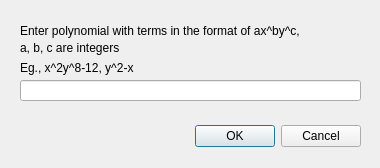
Above: Arrangement_on_surface_2/demo/Arrangement_on_surface_2/AlgebraicCurveInputDialog.ui from CGAL/cgal before the change. Below: the same form after it.
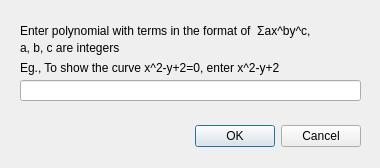
That is the form after the change.

Commit message: Make the Algebraic Curve input dialogue more intuitive

```diff
--- a/Arrangement_on_surface_2/demo/Arrangement_on_surface_2/AlgebraicCurveInputDialog.ui
+++ b/Arrangement_on_surface_2/demo/Arrangement_on_surface_2/AlgebraicCurveInputDialog.ui
@@ -49,7 +49,7 @@
     </rect>
    </property>
    <property name="text">
-    <string>Enter polynomial with terms in the format of ax^by^c,</string>
+    <string>Enter polynomial with terms in the format of  Σax^by^c,</string>
    </property>
   </widget>
   <widget class="QLabel" name="label_2">
@@ -62,7 +62,7 @@
     </rect>
    </property>
    <property name="text">
-    <string>Eg., x^2y^8-12, y^2-x</string>
+    <string>Eg., To show the curve x^2-y+2=0, enter x^2-y+2</string>
    </property>
   </widget>
   <widget class="QLabel" name="label_3">
```
